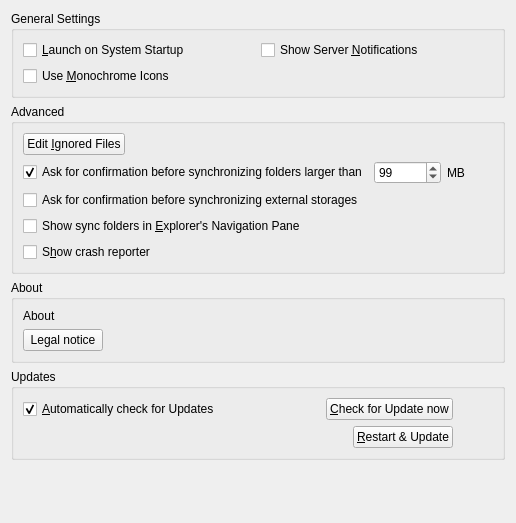
The window that src/gui/generalsettings.ui (nextcloud/desktop) describes before a commit, drawn with Qt 5.
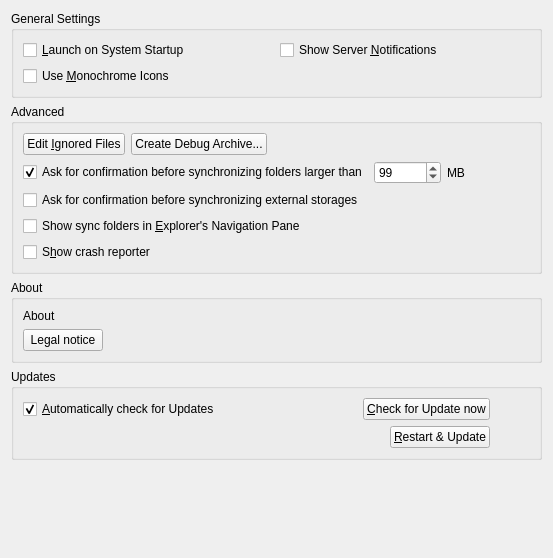
The same window after the commit.

Commit message:
Add a button to create a debug archive
This will harvest everything we might need for debugging purposes:
 * config file
 * sync journal dbs
 * log files

What changed in the file:
```diff
--- a/src/gui/generalsettings.ui
+++ b/src/gui/generalsettings.ui
@@ -6,8 +6,8 @@
    <rect>
     <x>0</x>
     <y>0</y>
-    <width>516</width>
-    <height>523</height>
+    <width>553</width>
+    <height>558</height>
    </rect>
   </property>
   <property name="windowTitle">
@@ -219,6 +219,13 @@
           </property>
          </widget>
         </item>
+        <item>
+         <widget class="QPushButton" name="debugArchiveButton">
+          <property name="text">
+           <string>Create Debug Archive...</string>
+          </property>
+         </widget>
+        </item>
         <item>
          <spacer name="horizontalSpacer_4">
           <property name="orientation">
```
The commit also changes 2 other files.
